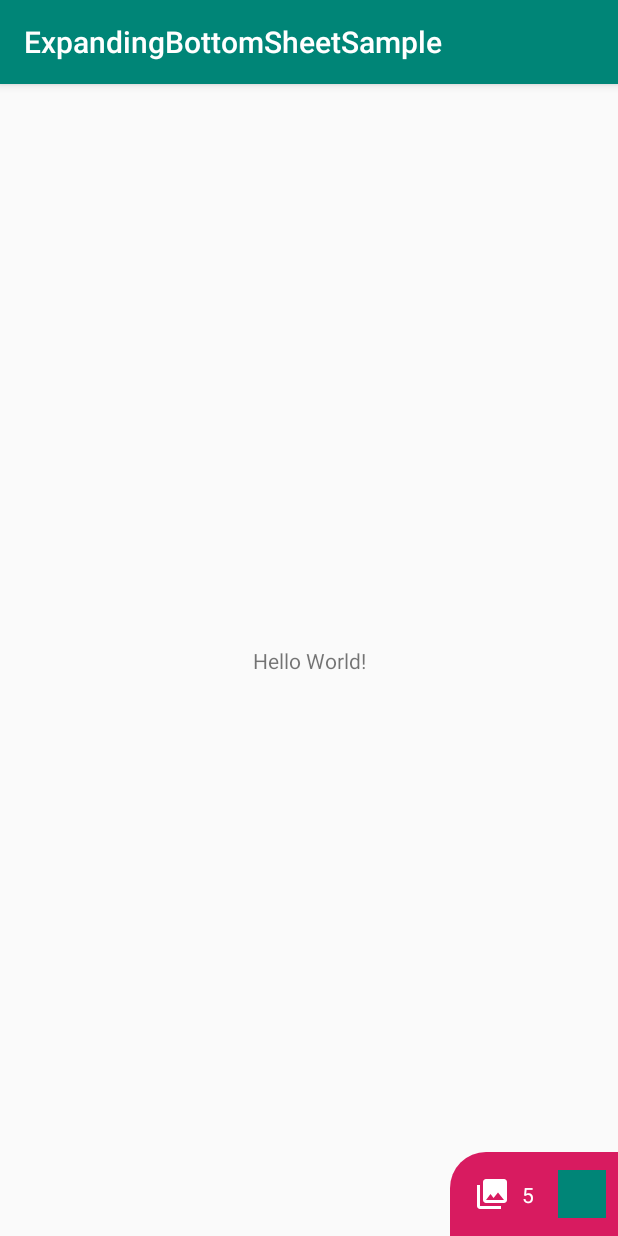
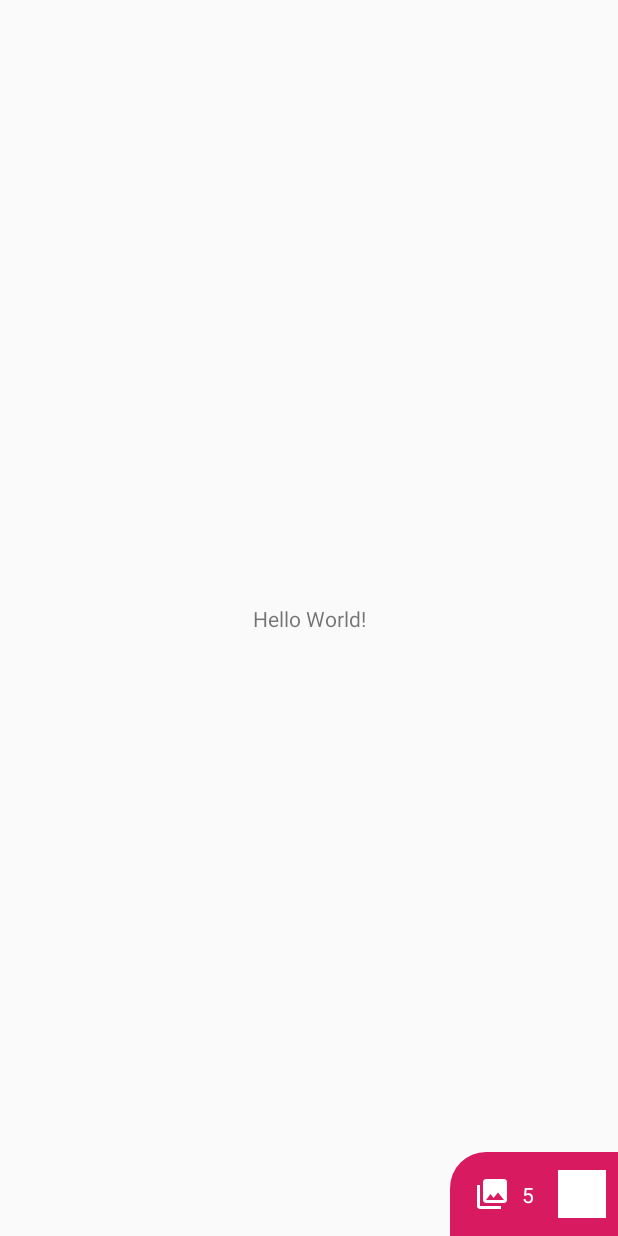
Before and after one commit to ntsk/ExpandingBottomSheetSample, an Android app: the screen it shows after launch (MainActivity), on a phone screen of 412 x 824 dp. Run offline under Robolectric (Android 15) with nearby library versions, the phone set to English and light mode, and no system bars; our stand-ins replace data binding.

Commit message:
Modify design

```diff
--- a/app/src/main/res/layout/fragment_expanding_bottom_sheet.xml
+++ b/app/src/main/res/layout/fragment_expanding_bottom_sheet.xml
@@ -40,7 +40,7 @@
                     android:layout_marginStart="8dp"
                     android:layout_marginEnd="8dp"
                     android:text="@string/dummy_items_count"
-                    android:textColor="#FFFFFF"
+                    android:textColor="@color/white"
                     app:layout_constraintBottom_toBottomOf="@id/sheet_collapsed_icon"
                     app:layout_constraintEnd_toStartOf="@id/sheet_collapsed_image"
                     app:layout_constraintStart_toEndOf="@id/sheet_collapsed_icon"
@@ -52,7 +52,7 @@
                     android:layout_width="48dp"
                     android:layout_height="48dp"
                     android:padding="8dp"
-                    android:src="@color/colorPrimary"
+                    android:src="@color/white"
                     app:layout_constraintBottom_toBottomOf="parent"
                     app:layout_constraintEnd_toEndOf="parent"
                     app:layout_constraintStart_toEndOf="@id/sheet_collapsed_count_text"
@@ -75,8 +75,8 @@
                     android:layout_width="wrap_content"
                     android:layout_height="wrap_content"
                     android:layout_marginTop="16dp"
-                    android:text="Title"
-                    android:textColor="@color/colorPrimary"
+                    android:text="@string/dummy_contents"
+                    android:textColor="@color/white"
                     android:textSize="16sp"
                     android:textStyle="bold"
                     app:layout_constraintEnd_toEndOf="parent"
--- a/app/src/main/res/values/colors.xml
+++ b/app/src/main/res/values/colors.xml
@@ -3,4 +3,5 @@
     <color name="colorPrimary">#008577</color>
     <color name="colorPrimaryDark">#00574B</color>
     <color name="colorAccent">#D81B60</color>
+    <color name="white">#FFFFFF</color>
 </resources>
--- a/app/src/main/res/values/strings.xml
+++ b/app/src/main/res/values/strings.xml
@@ -1,4 +1,5 @@
 <resources>
     <string name="app_name">ExpandingBottomSheetSample</string>
     <string name="dummy_items_count">5</string>
+    <string name="dummy_contents">contents</string>
 </resources>
--- a/app/src/main/res/values/styles.xml
+++ b/app/src/main/res/values/styles.xml
@@ -1,7 +1,7 @@
 <resources>
 
     <!-- Base application theme. -->
-    <style name="AppTheme" parent="Theme.AppCompat.Light.DarkActionBar">
+    <style name="AppTheme" parent="Theme.AppCompat.Light.NoActionBar">
         <!-- Customize your theme here. -->
         <item name="colorPrimary">@color/colorPrimary</item>
         <item name="colorPrimaryDark">@color/colorPrimaryDark</item>
```
